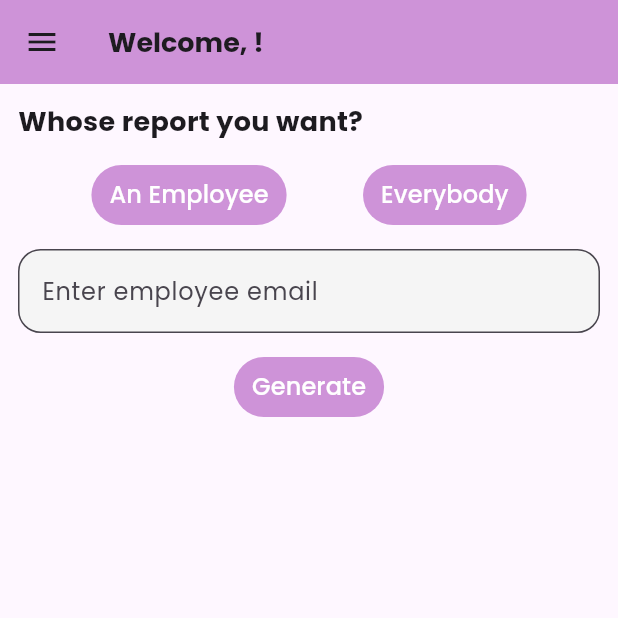
After one commit to Devanshmehta6/field_force_management, a Flutter app: the GenerateReports screen opened directly, after a tap on "An Employee", after a tap on "Generate", on a phone screen of 412 x 824 dp, the top half of it. The commit adds this screen. Run offline on Flutter 3.47's test engine with Material 3 defaults, Android fonts, the light colour scheme and no system bars; our stand-ins replace cloud_firestore, firebase_auth, firebase_core, fl_chart, geocoding, google_fonts and 5 more; missing offline and left inert: month_year_picker; accounts and stored records are empty; network calls fail.

Commit message:
admin: generate prev month report individual employee

```diff
--- a/lib/screens/homepage.dart
+++ b/lib/screens/homepage.dart
@@ -67,8 +67,8 @@ class _HomePageState extends State<HomePage> {
     var width = MediaQuery.of(context).size.width;
     return Scaffold(
       appBar: AppBar(
-        title: Text('HomePage', style: GoogleFonts.poppins(fontSize: 16)),
-        backgroundColor: Colors.purple.shade300,
+        title: Text('Home Page', style: GoogleFonts.poppins(fontSize: 18, fontWeight: FontWeight.bold)),
+        backgroundColor: Colors.purple.shade200,
       ),
       drawer: DrawerWidget(),
       body: Padding(
--- /dev/null
+++ b/lib/widgets/generateReport.dart
@@ -0,0 +1,305 @@
+// import 'd/art:ffi';
+
+import 'package:cloud_firestore/cloud_firestore.dart';
+import 'package:field_force_management/models/user.dart';
+import 'package:field_force_management/widgets/drawer.dart';
+import 'package:field_force_management/widgets/input_field.dart';
+import 'package:fl_chart/fl_chart.dart';
+import 'package:flutter/cupertino.dart';
+import 'package:flutter/material.dart';
+import 'package:google_fonts/google_fonts.dart';
+import 'package:intl/intl.dart';
+import 'package:pdf/pdf.dart';
+import 'package:pdf/widgets.dart' as pw;
+import 'package:printing/printing.dart';
+
+class GenerateReports extends StatefulWidget {
+  const GenerateReports({super.key});
+
+  @override
+  State<GenerateReports> createState() => _GenerateReportsState();
+}
+
+class _GenerateReportsState extends State<GenerateReports> {
+  TextEditingController employeeEmailCont = TextEditingController();
+  bool wantsEmployee = false;
+
+  List<Map<String, dynamic>> _records = [];
+  Map<String, double> _dayWiseHours = {}; // Day-wise total hours
+  Map<int, double> _weeklyHours = {};
+
+  Future<void> _fetchRecords() async {
+    try {
+      DateTime now = DateTime.now();
+      DateTime firstDayOfPrevMonth = DateTime(now.year, now.month - 1, 1);
+      DateTime lastDayOfPrevMonth = DateTime(now.year, now.month, 0);
+
+      QuerySnapshot employeeSnapshot = await FirebaseFirestore.instance
+          .collection("Employee Attendance")
+          .where("email", isEqualTo: employeeEmailCont.text)
+          .get();
+
+      String? _employeeId;
+      _employeeId = employeeSnapshot.docs.first.id;
+
+      QuerySnapshot snapshot = await FirebaseFirestore.instance
+          .collection("Employee Attendance")
+          .doc(_employeeId) // Replace with actual employee ID
+          .collection("Record")
+          .where('date', isGreaterThanOrEqualTo: firstDayOfPrevMonth)
+          .where('date', isLessThanOrEqualTo: lastDayOfPrevMonth)
+          .get();
+
+      _processRecords(snapshot.docs);
+    } catch (e) {
+      print("Error fetching records: $e");
+    }
+  }
+
+  void _processRecords(List<QueryDocumentSnapshot> records) {
+    DateTime now = DateTime.now();
+    DateTime firstDayOfPrevMonth = DateTime(now.year, now.month - 1, 1);
+
+    for (var record in records) {
+      DateTime date = record['date'].toDate();
+      String checkInTime = record["checkin"];
+      List<String> timeParts = checkInTime.split(":");
+      int hours = int.parse(timeParts[0]);
+      int minutes = int.parse(timeParts[1]);
+      double checkInTimeInHours = hours + (minutes / 60);
+
+      String checkoutTime = record["checkout"];
+      List<String> timeParts2 = checkoutTime.split(":");
+      int hours2 = int.parse(timeParts2[0]);
+      int minutes2 = int.parse(timeParts2[1]);
+      double checkOutTimeInHours = hours2 + (minutes2 / 60);
+
+      double totalHours = checkOutTimeInHours - checkInTimeInHours;
+
+      // Calculate day-wise total hours
+      _dayWiseHours[date.day.toString()] =
+          (_dayWiseHours[date.day.toString()] ?? 0) + totalHours;
+
+      // // Calculate weekly total hours
+      int weekNumber = ((date.day - 1) ~/ 7) + 1;
+      _weeklyHours[weekNumber] = (_weeklyHours[weekNumber] ?? 0) + totalHours;
+    }
+
+    setState(() {});
+  }
+
+  Future<pw.Document> _generatePDF() async {
+    final pdf = pw.Document();
+
+    // Day-wise graph
+    final dayWiseGraph = _buildDayWiseGraph();
+
+    // Weekly graph
+    final weeklyGraph = _buildWeeklyGraph();
+
+    List<FlSpot> spots = _dayWiseHours.entries
+        .map((entry) => FlSpot(double.parse(entry.key), entry.value))
+        .toList();
+
+    // pdf.addPage(
+    //   pw.Page(
+    //     build: (context) => pw.Column(
+    //       children: [
+    //         pw.Text('Attendance Report - Previous Month',
+    //             style: pw.TextStyle(fontSize: 24)),
+    //         pw.SizedBox(height: 20),
+    //         pw.Text('Day-wise Total Hours'),
+    //         pw.Container(height: 300, child: dayWiseGraph),
+    //         pw.SizedBox(height: 20),
+    //         pw.Text('Weekly Total Hours'),
+    //         pw.Container(height: 300, child: weeklyGraph),
+    //       ],
+    //     ),
+    //   ),
+    // );
+    pdf.addPage(
+      pw.Page(
+        build: (context) {
+          return pw.Column(
+            children: [
+              pw.Text('Attendance Report - Previous Month',
+                  style: pw.TextStyle(fontSize: 24)),
+              pw.SizedBox(height: 20),
+              pw.Text('Day-wise Total Hours:',
+                  style: pw.TextStyle(fontSize: 20)),
+              ..._dayWiseHours.entries.map(
+                (entry) => pw.Text('Day ${entry.key}: ${entry.value} hours',
+                    style: pw.TextStyle(fontSize: 16)),
+              ),
+              pw.SizedBox(height: 20),
+              pw.Text('Weekly Total Hours:', style: pw.TextStyle(fontSize: 20)),
+              ..._weeklyHours.entries.map(
+                (entry) => pw.Text('Week ${entry.key}: ${entry.value} hours',
+                    style: pw.TextStyle(fontSize: 16)),
+              ),
+            ],
+          );
+        },
+      ),
+    );
+
+    return pdf;
+  }
+
+  Widget _buildDayWiseGraph() {
+    List<FlSpot> spots = _dayWiseHours.entries
+        .map((entry) => FlSpot(double.parse(entry.key), entry.value))
+        .toList();
+
+    return Container(
+      height: 300, // Set a height for the chart
+      child: LineChart(
+        LineChartData(
+          gridData: FlGridData(show: false),
+          titlesData: FlTitlesData(
+            leftTitles: AxisTitles(sideTitles: SideTitles(showTitles: true)),
+            bottomTitles: AxisTitles(sideTitles: SideTitles(showTitles: true)),
+          ),
+          lineBarsData: [
+            LineChartBarData(
+              spots: spots,
+              isCurved: true,
+              color: Colors.blue,
+              belowBarData: BarAreaData(show: false),
+            ),
+          ],
+        ),
+      ),
+    );
+    // return LineChart(
+    //   LineChartData(
+    //     lineBarsData: [
+    //       LineChartBarData(
+    //         spots: _dayWiseHours.entries
+    //             .map((entry) => FlSpot(double.parse(entry.key), entry.value))
+    //             .toList(),
+    //         isCurved: true,
+    //         barWidth: 3,
+    //         color: Colors.blue,
+    //       ),
+    //     ],
+    //     titlesData: FlTitlesData(
+    //       leftTitles: AxisTitles(sideTitles: SideTitles(showTitles: true)),
+    //       bottomTitles: AxisTitles(sideTitles: SideTitles(showTitles: true)),
+    //     ),
+    //   ),
+    // );
+  }
+
+  Widget _buildWeeklyGraph() {
+    return Container();
+    // return BarChart(
+    //   BarChartData(
+    //     barGroups: _weeklyHours.entries
+    //         .map((entry) => BarChartGroupData(
+    //               x: entry.key,
+    //               barRods: [BarChartRodData(toY: entry.value)],
+    //             ))
+    //         .toList(),
+    //     titlesData: FlTitlesData(
+    //       leftTitles: AxisTitles(sideTitles: SideTitles(showTitles: true)),
+    //       bottomTitles: AxisTitles(sideTitles: SideTitles(showTitles: true)),
+    //     ),
+    //   ),
+    // );
+  }
+
+  @override
+  Widget build(BuildContext context) {
+    return Scaffold(
+      drawer: DrawerWidget(),
+      appBar: AppBar(
+        backgroundColor: Colors.purple.shade200,
+        title: Text(
+          'Welcome, ${UserModel.username}!',
+          style: GoogleFonts.poppins(fontSize: 18, fontWeight: FontWeight.bold),
+        ),
+      ),
+      body: SingleChildScrollView(
+        child: Column(
+          children: [
+            Container(
+              margin: EdgeInsets.only(top: 12, left: 12),
+              alignment: Alignment.topLeft,
+              child: Text(
+                "Whose report you want?",
+                style: GoogleFonts.poppins(
+                    fontSize: 18, fontWeight: FontWeight.bold),
+              ),
+            ),
+            Container(
+              margin: EdgeInsets.only(top: 12, left: 10, right: 10),
+              child: Row(
+                mainAxisAlignment: MainAxisAlignment.spaceEvenly,
+                children: [
+                  TextButton(
+                    style: TextButton.styleFrom(
+                        backgroundColor: Colors.purple.shade200,
+                        foregroundColor: Colors.white),
+                    onPressed: () {
+                      setState(() {
+                        wantsEmployee = !wantsEmployee;
+                      });
+                    },
+                    child: Text(
+                      "An Employee",
+                      style: GoogleFonts.poppins(fontSize: 16),
+                    ),
+                  ),
+                  TextButton(
+                    style: TextButton.styleFrom(
+                        backgroundColor: Colors.purple.shade200,
+                        foregroundColor: Colors.white),
+                    onPressed: () {},
+                    child: Text(
+                      "Everybody",
+                      style: GoogleFonts.poppins(fontSize: 16),
+                    ),
+                  ),
+                ],
+              ),
+            ),
+            wantsEmployee
+                ? Column(
+                    children: [
+                      Container(
+                        margin: EdgeInsets.only(
+                            top: 12, left: 12, right: 12, bottom: 12),
+                        child: InputField(
+                          hintText: "Enter employee email",
+                          controller: employeeEmailCont,
+                          isPassword: false,
+                        ),
+                      ),
+                      TextButton(
+                        style: TextButton.styleFrom(
+                            backgroundColor: Colors.purple.shade200,
+                            foregroundColor: Colors.white),
+                        onPressed: () async {
+                          await _fetchRecords();
+                          final pdf = await _generatePDF();
+
+                          // Display the PDF on the screen
+                          await Printing.layoutPdf(
+                              onLayout: (PdfPageFormat format) async =>
+                                  pdf.save());
+                        },
+                        child: Text(
+                          "Generate",
+                          style: GoogleFonts.poppins(fontSize: 16),
+                        ),
+                      ),
+                    ],
+                  )
+                : SizedBox(),
+          ],
+        ),
+      ),
+    );
+  }
+}
--- a/lib/widgets/input_field.dart
+++ b/lib/widgets/input_field.dart
@@ -1,10 +1,15 @@
 import 'package:flutter/material.dart';
+import 'package:google_fonts/google_fonts.dart';
 
 class InputField extends StatefulWidget {
   final String hintText;
   final TextEditingController controller;
   final bool isPassword;
-  const InputField({super.key, required this.hintText, required this.controller, required this.isPassword});
+  const InputField(
+      {super.key,
+      required this.hintText,
+      required this.controller,
+      required this.isPassword});
 
   @override
   State<InputField> createState() => _InputFieldState();
@@ -16,12 +21,13 @@ class _InputFieldState extends State<InputField> {
     return TextField(
       obscureText: widget.isPassword,
       controller: widget.controller,
+      style: GoogleFonts.poppins(fontSize: 16),
       decoration: InputDecoration(
-        fillColor: Colors.grey.shade100,
-        filled: true,
-        hintText: widget.hintText,
-        border: OutlineInputBorder(borderRadius: BorderRadius.circular(15))
-      ),
+          fillColor: Colors.grey.shade100,
+          filled: true,
+          hintText: widget.hintText,
+          hintStyle: GoogleFonts.poppins(fontSize: 16),
+          border: OutlineInputBorder(borderRadius: BorderRadius.circular(15))),
     );
   }
 }
--- a/pubspec.yaml
+++ b/pubspec.yaml
@@ -45,6 +45,9 @@ dependencies:
   month_year_picker: ^0.4.0+1
   geocoding: ^2.0.4
   location: ^6.0.2
+  pdf: ^3.11.1
+  printing: ^5.13.3
+  fl_chart: ^0.69.0
 
 
 dev_dependencies:
```
Also changed, not shown: lib/admin pages/attendancePage.dart (+22 -0 lines), lib/widgets/checkin_user.dart (+9 -9 lines), pubspec.lock, 5 other files.
